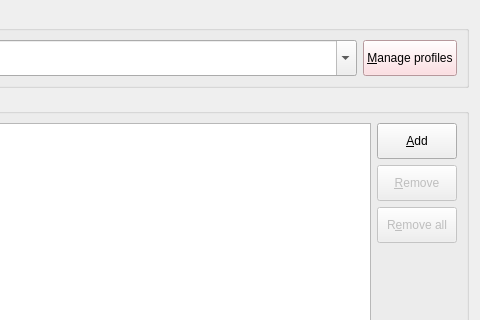
The window that src/libpvkernel/plugins/input-types/pcap/pcap-gui/import-ui/forms/SelectionWidget.ui (squey/squey) describes before a commit, drawn with Qt 5; both pictures show x 643 to 1123 and y 0 to 320 of the 1123 by 786 pixel window.
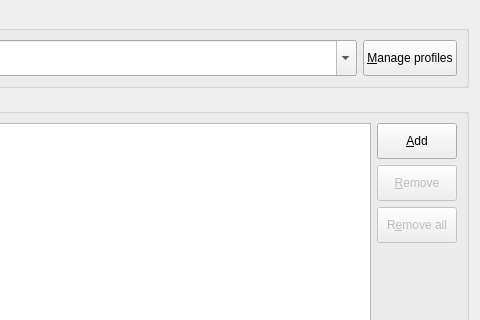
The same window after the commit.

Commit message: Fix PCAP module "Manage profiles" button theme

Diff of the .ui file:
```diff
--- a/src/libpvkernel/plugins/input-types/pcap/pcap-gui/import-ui/forms/SelectionWidget.ui
+++ b/src/libpvkernel/plugins/input-types/pcap/pcap-gui/import-ui/forms/SelectionWidget.ui
@@ -89,12 +89,6 @@
             <height>36</height>
            </size>
           </property>
-          <property name="autoFillBackground">
-           <bool>false</bool>
-          </property>
-          <property name="styleSheet">
-           <string notr="true">QPushButton {background-color: rgb(255, 213, 218);}</string>
-          </property>
           <property name="text">
            <string>&amp;Manage profiles</string>
           </property>
```
